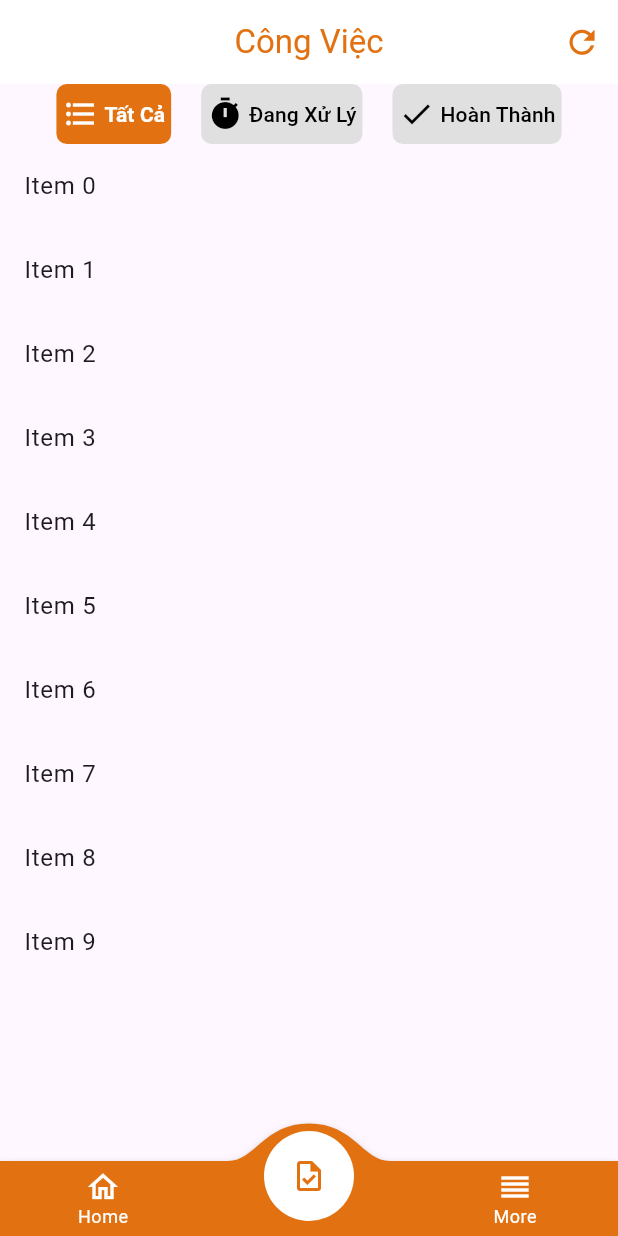
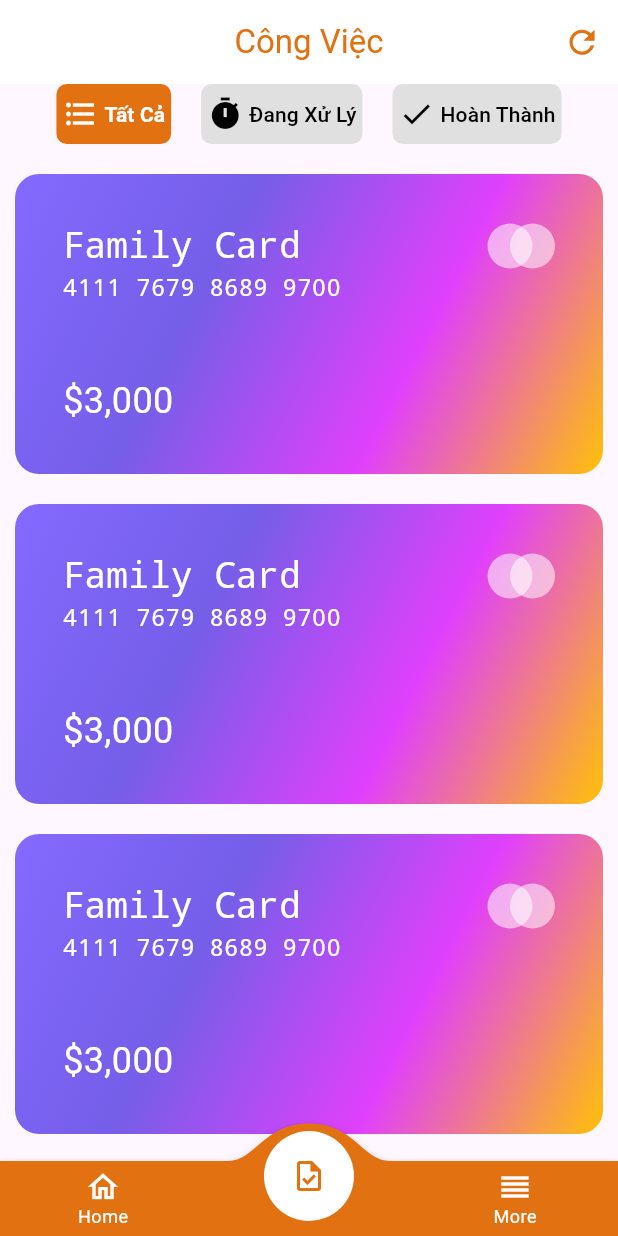
Before and after one commit to GhienCafe/facility-management-system-mobile, a Flutter app: the Task screen opened by its route, on a phone screen of 412 x 824 dp. Run offline on Flutter 3.47's test engine with Material 2 defaults, Android fonts, the light colour scheme and no system bars; drawn by our look-alikes of buttons_tabbar, convex_bottom_bar; our stand-ins replace awesome_dialog, awesome_notifications, firebase_auth, firebase_core, fluttertoast, get and 4 more; missing offline and left inert: awesome_notifications_fcm, dart:ffi; accounts and stored records are empty.

Commit message:
update task card

```diff
--- a/lib/view/task/list_task_data.dart
+++ b/lib/view/task/list_task_data.dart
@@ -1,3 +1,4 @@
+import 'package:FMS/view/task/task_card.dart';
 import 'package:flutter/material.dart';
 
 class DataListWidget extends StatelessWidget {
@@ -7,14 +8,18 @@ class DataListWidget extends StatelessWidget {
 
   @override
   Widget build(BuildContext context) {
-    return ListView.builder(
-      itemCount: items.length,
-      itemBuilder: (context, index) {
-        final item = items[index];
-        return ListTile(
-          title: Text(item),
-        );
-      },
+    return Container(
+        margin: EdgeInsets.only(top: 10),
+        child: ListView.builder(
+          itemCount: items.length,
+          itemBuilder: (context, index) {
+            final item = items[index];
+            return TaskCard(item) ;
+            //   ListTile(
+            //   title: Text(item),
+            // );
+          },
+        ),
     );
   }
 }
--- a/lib/view/task/task_card.dart
+++ b/lib/view/task/task_card.dart
@@ -0,0 +1,153 @@
+import 'package:FMS/res/color/colors.dart';
+import 'package:flutter/material.dart';
+
+class TaskCard extends StatefulWidget {
+  const TaskCard(String item, {super.key});
+
+  @override
+  State<TaskCard> createState() => _TaskCardState();
+}
+
+class _TaskCardState extends State<TaskCard> {
+  @override
+  Widget build(BuildContext context) {
+    return Container(
+      height: 200,
+      width: double.infinity,
+      margin: const EdgeInsets.all(10),
+      padding: const EdgeInsets.all(32),
+      decoration: const BoxDecoration(
+          gradient: LinearGradient(
+            begin: Alignment.topLeft,
+            end: Alignment.bottomRight,
+            colors: [
+              Color(0xFF846AFF),
+              Color(0xFF755EE8),
+              Colors.purpleAccent,
+              Colors.amber,
+            ],
+          ),
+          borderRadius: BorderRadius.all(Radius.circular(
+              16))), // Adds a gradient background and rounded corners to the container
+      child: Column(
+        mainAxisAlignment: MainAxisAlignment.spaceBetween,
+        crossAxisAlignment: CrossAxisAlignment.start,
+        children: [
+          Column(
+            crossAxisAlignment: CrossAxisAlignment.start,
+            children: [
+              Row(
+                children: [
+                  Text('Family Card',
+                      style: MyTextSample.headline(context)!.copyWith(
+                          color: Colors.white,
+                          fontFamily: "monospace")), // Adds a title to the card
+                  const Spacer(),
+                  Stack(
+                    children: List.generate(
+                      2,
+                      (index) => Container(
+                        margin: EdgeInsets.only(left: (15 * index).toDouble()),
+                        height: 30,
+                        width: 30,
+                        decoration: BoxDecoration(
+                            borderRadius:
+                                BorderRadius.all(Radius.circular(100)),
+                            color: Colors.white54),
+                      ),
+                    ),
+                  ) // Adds a stack of two circular containers to the right of the title
+                ],
+              ),
+              Text('4111 7679 8689 9700',
+                  style: MyTextSample.subhead(context)!.copyWith(
+                      color: Colors.white,
+                      fontFamily: "monospace")) // Adds a subtitle to the card
+            ],
+          ),
+          const Text('\$3,000',
+              style: TextStyle(
+                  fontSize: 24,
+                  color:
+                      Colors.white)) // Adds a price to the bottom of the card
+        ],
+      ),
+    );
+  }
+}
+
+class ImgSample {
+  static String get(String name) {
+    return 'assets/images/$name';
+  }
+}
+
+class MyTextSample {
+  static TextStyle? display4(BuildContext context) {
+    return Theme.of(context).textTheme.displayLarge;
+  }
+
+  static TextStyle? display3(BuildContext context) {
+    return Theme.of(context).textTheme.displayMedium;
+  }
+
+  static TextStyle? display2(BuildContext context) {
+    return Theme.of(context).textTheme.displaySmall;
+  }
+
+  static TextStyle? display1(BuildContext context) {
+    return Theme.of(context).textTheme.headlineMedium;
+  }
+
+  static TextStyle? headline(BuildContext context) {
+    return Theme.of(context).textTheme.headlineSmall;
+  }
+
+  static TextStyle? title(BuildContext context) {
+    return Theme.of(context).textTheme.titleLarge;
+  }
+
+  static TextStyle medium(BuildContext context) {
+    return Theme.of(context).textTheme.titleMedium!.copyWith(
+          fontSize: 18,
+        );
+  }
+
+  static TextStyle? subhead(BuildContext context) {
+    return Theme.of(context).textTheme.titleMedium;
+  }
+
+  static TextStyle? body2(BuildContext context) {
+    return Theme.of(context).textTheme.bodyLarge;
+  }
+
+  static TextStyle? body1(BuildContext context) {
+    return Theme.of(context).textTheme.bodyMedium;
+  }
+
+  static TextStyle? caption(BuildContext context) {
+    return Theme.of(context).textTheme.bodySmall;
+  }
+
+  static TextStyle? button(BuildContext context) {
+    return Theme.of(context).textTheme.labelLarge!.copyWith(letterSpacing: 1);
+  }
+
+  static TextStyle? subtitle(BuildContext context) {
+    return Theme.of(context).textTheme.titleSmall;
+  }
+
+  static TextStyle? overline(BuildContext context) {
+    return Theme.of(context).textTheme.labelSmall;
+  }
+}
+
+class MyStringsSample {
+  static const String lorem_ipsum =
+      "Lorem ipsum dolor sit amet, consectetur adipiscing elit. Etiam efficitur ipsum in placerat molestie.  Fusce quis mauris a enim sollicitudin"
+      "\n\nLorem ipsum dolor sit amet, consectetur adipiscing elit. Etiam efficitur ipsum in placerat molestie.  Fusce quis mauris a enim sollicitudin";
+  static const String middle_lorem_ipsum =
+      "Flutter is an open-source UI software development kit created by Google. It is used to develop cross-platform applications for Android, iOS, Linux, macOS, Windows, Google Fuchsia, and the web from a single codebase.";
+  static const String card_text =
+      "Cards are surfaces that display content and actions on a single topic.";
+}
```
Also changed, not shown: lib/res/color/colors.dart (+22 -0 lines).
